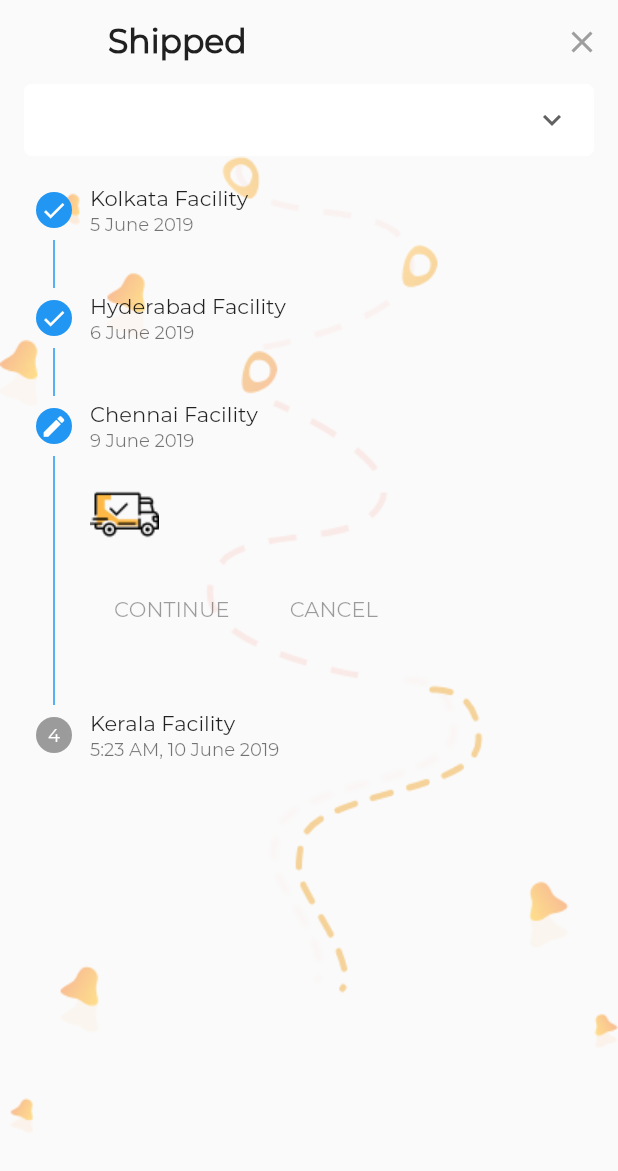
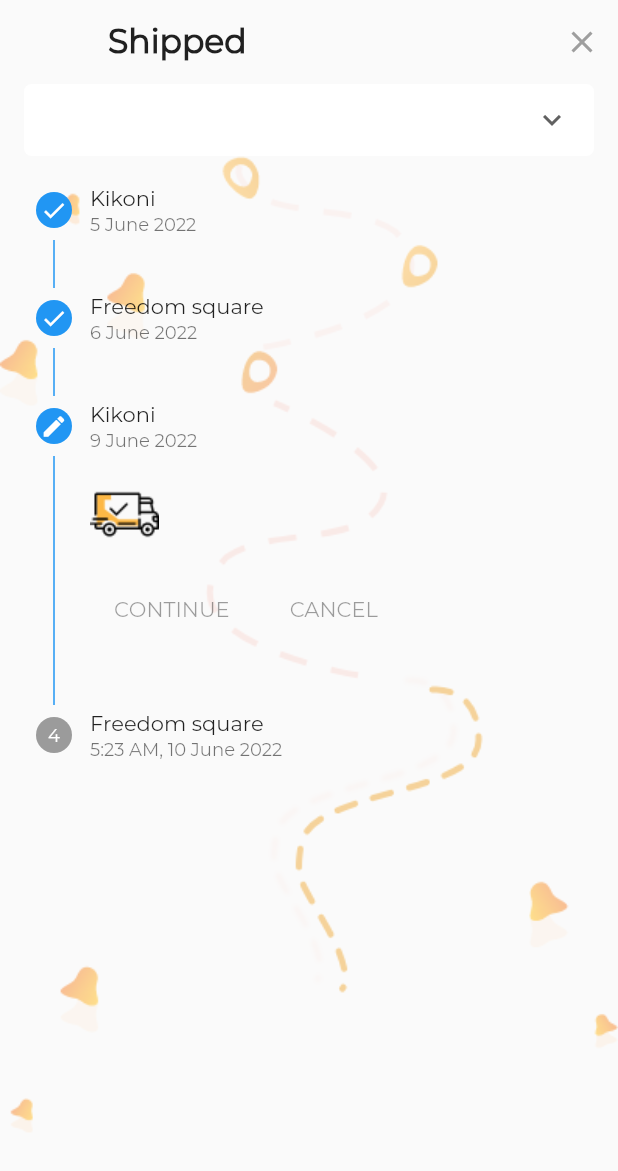
Before and after one commit to project-Algorithm11/madhvani_group_application, a Flutter app: the TrackingPage screen opened directly, on a phone screen of 412 x 824 dp. Shown: the top 1171 px of the screen. Run offline on Flutter 3.47's test engine with Material 2 defaults, Android fonts, the light colour scheme and no system bars; our stand-ins replace card_swiper, country_code_picker, firebase_auth, firebase_core, flutter_local_notifications, flutter_rating_bar and 4 more; missing offline and left inert: rubber; accounts and stored records are empty.

Commit message:
added keys to widget initialisations

```diff
--- a/lib/screens/auth/confirm_otp_page.dart
+++ b/lib/screens/auth/confirm_otp_page.dart
@@ -4,7 +4,10 @@ import 'package:pin_code_text_field/pin_code_text_field.dart';
 import 'package:madhvani_traders_app/screens/main/main_page.dart';
 
 class ConfirmOtpPage extends StatefulWidget {
+  const ConfirmOtpPage({super.key});
+
   @override
+  // ignore: library_private_types_in_public_api
   _ConfirmOtpPageState createState() => _ConfirmOtpPageState();
 }
 
@@ -190,7 +193,8 @@ class _ConfirmOtpPageState extends State<ConfirmOtpPage> {
                             pinBoxWidth: 60,
                             pinBoxRadius: 5,
                             defaultBorderColor: Colors.transparent,
-                            pinBoxColor: const Color.fromRGBO(255, 255, 255, 0.8),
+                            pinBoxColor:
+                                const Color.fromRGBO(255, 255, 255, 0.8),
                             maxLength: 4,
                           ),
                         ),
--- a/lib/screens/main/components/recommended_list.dart
+++ b/lib/screens/main/components/recommended_list.dart
@@ -5,6 +5,8 @@ import 'package:flutter_staggered_grid_view/flutter_staggered_grid_view.dart';
 import 'package:flutter/material.dart';
 
 class RecommendedList extends StatefulWidget {
+  const RecommendedList({super.key});
+
   @override
   State<RecommendedList> createState() => _RecommendedListState();
 }
@@ -45,7 +47,7 @@ class _RecommendedListState extends State<RecommendedList> {
               ),
               const Center(
                   child: Text(
-                'Recommended',
+                'Trending',
                 style: TextStyle(
                     color: darkGrey,
                     fontSize: 16.0,
--- a/lib/screens/profile_page.dart
+++ b/lib/screens/profile_page.dart
@@ -7,6 +7,8 @@ import 'package:madhvani_traders_app/screens/wallet/wallet_page.dart';
 import 'package:flutter/material.dart';
 
 class ProfilePage extends StatelessWidget {
+  const ProfilePage({super.key});
+
   @override
   Widget build(BuildContext context) {
     return Scaffold(
@@ -15,8 +17,8 @@ class ProfilePage extends StatelessWidget {
         top: true,
         child: SingleChildScrollView(
           child: Padding(
-            padding:
-                const EdgeInsets.only(left: 16.0, right: 16.0, top: kToolbarHeight),
+            padding: const EdgeInsets.only(
+                left: 16.0, right: 16.0, top: kToolbarHeight),
             child: Column(
               children: <Widget>[
                 const CircleAvatar(
--- a/lib/screens/tracking_page.dart
+++ b/lib/screens/tracking_page.dart
@@ -4,31 +4,34 @@ import 'package:flutter/services.dart';
 import 'package:intl/intl.dart';
 
 class TrackingPage extends StatefulWidget {
+  const TrackingPage({super.key});
+
   @override
+  // ignore: library_private_types_in_public_api
   _TrackingPageState createState() => _TrackingPageState();
 }
 
 class _TrackingPageState extends State<TrackingPage> {
   final List<Location> locations = [
-    Location('Kolkata Facility', DateTime(2019, 6, 5, 5, 23, 4),
+    Location('Kikoni', DateTime(2022, 6, 5, 5, 23, 4),
         showHour: false, isHere: false, passed: true),
-    Location('Hyderabad Facility', DateTime(2019, 6, 6, 5, 23, 4),
+    Location('Freedom square', DateTime(2022, 6, 6, 5, 23, 4),
         showHour: false, isHere: false, passed: true),
     Location(
-      'Chennai Facility',
-      DateTime(2019, 6, 9, 5, 23, 4),
+      'Kikoni',
+      DateTime(2022, 6, 9, 5, 23, 4),
       showHour: false,
       isHere: true,
     ),
     Location(
-      'Kerala Facility',
-      DateTime(2019, 6, 10, 5, 23, 4),
+      'Freedom square',
+      DateTime(2022, 6, 10, 5, 23, 4),
       showHour: true,
       isHere: false,
     ),
   ];
 
-  String selectedProduct = 'Boat Headphones Bass boost 100v';
+  String selectedProduct = 'Kakira Sugar';
 
   @override
   Widget build(BuildContext context) {
```
Also changed, not shown: lib/screens/main/components/product_list.dart (+4 -3 lines), lib/screens/splash_page.dart (+7 -4 lines).
